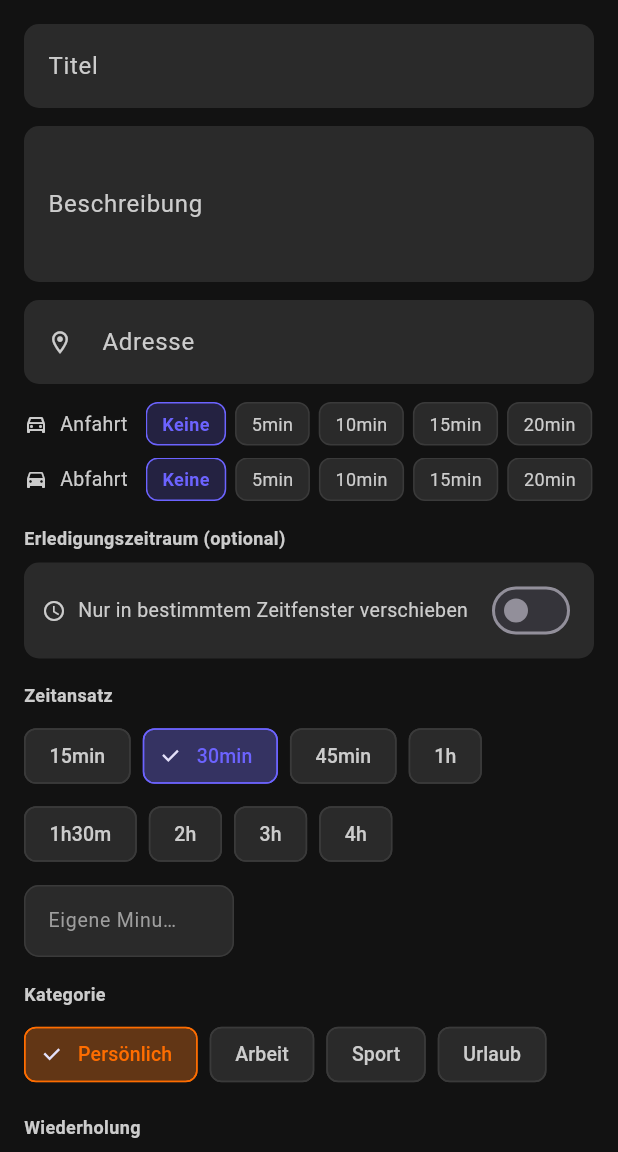
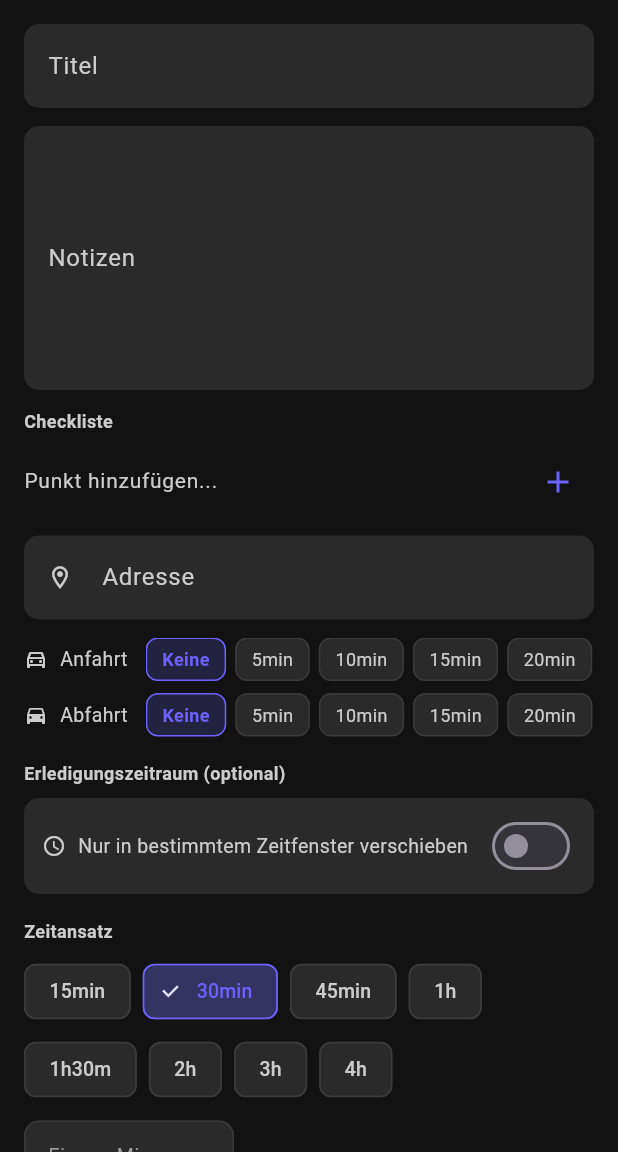
Before and after one commit to Flai331/Kalender, a Flutter app: the TodoEditScreen screen opened directly, on a phone screen of 412 x 824 dp, the part 84-1236 px from its top. Run offline on Flutter 3.47's test engine with Material 3 defaults, Android fonts, the phone set to English and light mode, and no system bars; our stand-ins replace file_picker, flutter_local_notifications, flutter_secure_storage, geolocator, image_picker, shared_preferences and 2 more; missing offline and left inert: flutter_email_sender; accounts and stored records are empty; network calls fail.

Commit message:
feat: add SubTaskEditor and rename description to Notizen

```diff
--- a/lib/todos/todo_edit_screen.dart
+++ b/lib/todos/todo_edit_screen.dart
@@ -33,6 +33,7 @@ class _TodoEditScreenState extends State<TodoEditScreen> {
   EventCategory? _requiredCategory;
   late List<int> _allowedWeekdays;
   late DaylightMode _daylightMode;
+  late List<SubTask> _subTasks;
 
   bool get _isNew => widget.todo == null;
 
@@ -55,6 +56,7 @@ class _TodoEditScreenState extends State<TodoEditScreen> {
     _requiredCategory = t?.requiredCategory;
     _allowedWeekdays = List.from(t?.allowedWeekdays ?? []);
     _daylightMode = t?.daylightMode ?? DaylightMode.none;
+    _subTasks = List.from(t?.subTasks ?? []);
   }
 
   Future<void> _save() async {
@@ -89,6 +91,7 @@ class _TodoEditScreenState extends State<TodoEditScreen> {
       allowedWeekdays: _allowedWeekdays.isEmpty ? null : _allowedWeekdays,
       daylightMode: _daylightMode,
       repeatConfig: widget.todo?.repeatConfig,
+      subTasks: _subTasks,
     );
     await SupabaseService.saveTodo(todo);
     if (mounted) Navigator.pop(context);
@@ -155,9 +158,15 @@ class _TodoEditScreenState extends State<TodoEditScreen> {
           const SizedBox(height: 12),
           _Field(
               controller: _descCtrl,
-              label: 'Beschreibung',
-              hint: 'Optional...',
-              maxLines: 3),
+              label: 'Notizen',
+              hint: 'Freitext, Telefonnummer, Links...',
+              maxLines: 6),
+          const SizedBox(height: 12),
+          _SectionLabel('Checkliste'),
+          _SubTaskEditor(
+            subTasks: _subTasks,
+            onChanged: (updated) => setState(() => _subTasks = updated),
+          ),
           const SizedBox(height: 12),
           _Field(
             controller: _addressCtrl,
@@ -858,3 +867,86 @@ class _WeekdayPicker extends StatelessWidget {
     );
   }
 }
+
+class _SubTaskEditor extends StatefulWidget {
+  final List<SubTask> subTasks;
+  final ValueChanged<List<SubTask>> onChanged;
+
+  const _SubTaskEditor({required this.subTasks, required this.onChanged});
+
+  @override
+  State<_SubTaskEditor> createState() => _SubTaskEditorState();
+}
+
+class _SubTaskEditorState extends State<_SubTaskEditor> {
+  final _ctrl = TextEditingController();
+
+  @override
+  void dispose() {
+    _ctrl.dispose();
+    super.dispose();
+  }
+
+  void _add() {
+    final text = _ctrl.text.trim();
+    if (text.isEmpty) return;
+    final updated = [
+      ...widget.subTasks,
+      SubTask(id: _uuid.v4(), title: text),
+    ];
+    widget.onChanged(updated);
+    _ctrl.clear();
+  }
+
+  void _remove(String id) {
+    widget.onChanged(widget.subTasks.where((s) => s.id != id).toList());
+  }
+
+  @override
+  Widget build(BuildContext context) {
+    return Column(
+      crossAxisAlignment: CrossAxisAlignment.start,
+      children: [
+        ...widget.subTasks.map((s) => ListTile(
+              dense: true,
+              contentPadding: EdgeInsets.zero,
+              leading: Icon(
+                s.isDone ? Icons.check_box : Icons.check_box_outline_blank,
+                size: 18,
+                color: AppColors.textSecondary,
+              ),
+              title: Text(s.title,
+                  style: TextStyle(
+                    color: AppColors.textPrimary,
+                    fontSize: 14,
+                    decoration: s.isDone ? TextDecoration.lineThrough : null,
+                  )),
+              trailing: IconButton(
+                icon: const Icon(Icons.close, size: 16, color: AppColors.textSecondary),
+                onPressed: () => _remove(s.id),
+              ),
+            )),
+        Row(
+          children: [
+            Expanded(
+              child: TextField(
+                controller: _ctrl,
+                style: const TextStyle(color: AppColors.textPrimary, fontSize: 14),
+                decoration: const InputDecoration(
+                  hintText: 'Punkt hinzufügen...',
+                  hintStyle: TextStyle(color: AppColors.textSecondary),
+                  border: InputBorder.none,
+                ),
+                onSubmitted: (_) => _add(),
+              ),
+            ),
+            IconButton(
+              icon: const Icon(Icons.add, color: AppColors.primary),
+              onPressed: _add,
+            ),
+          ],
+        ),
+      ],
+    );
+  }
+}
```
